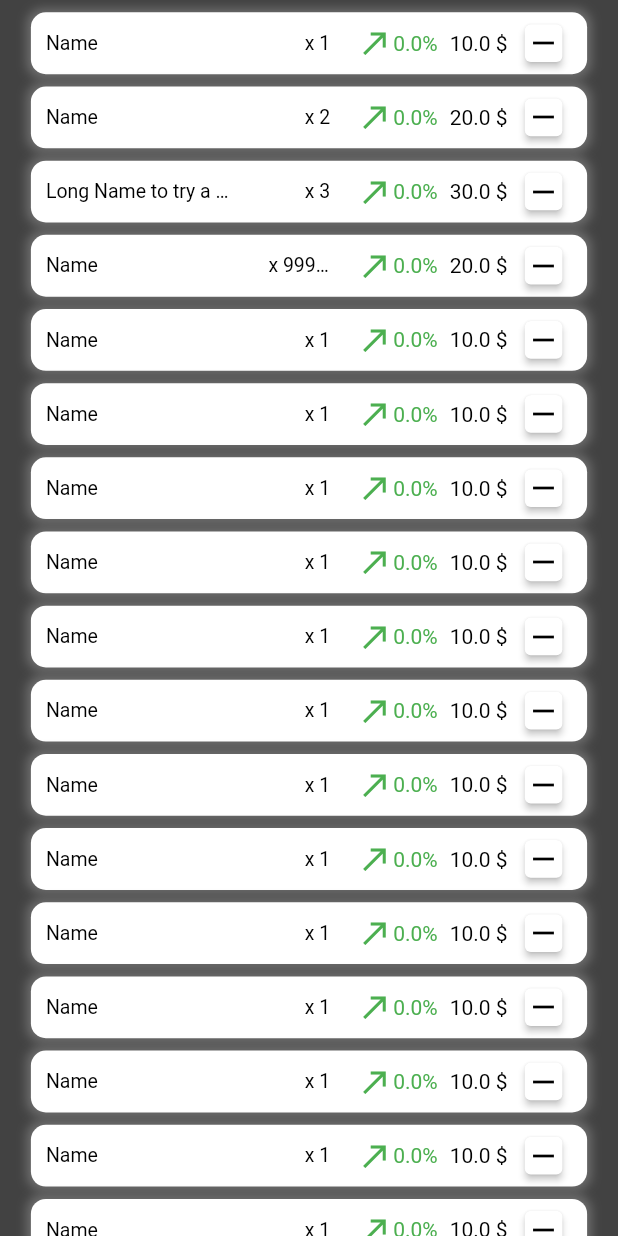
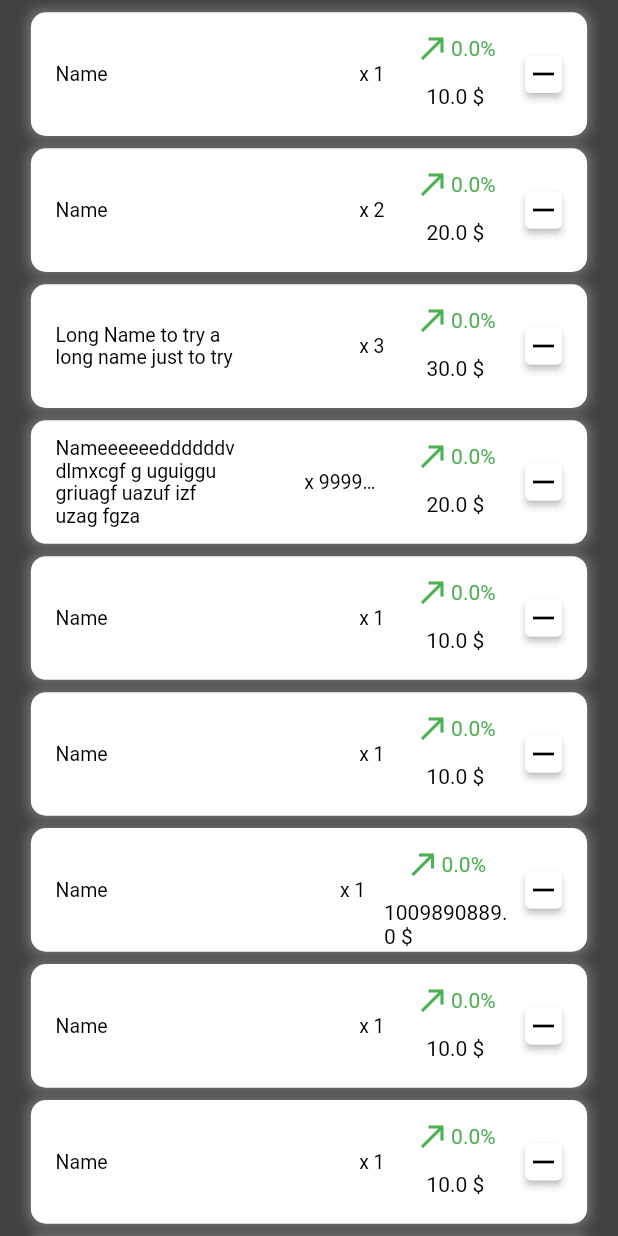
Before and after one commit to Wanadian/stock_market_app, a Flutter app: the PurchasedShares screen opened directly, on a phone screen of 412 x 824 dp. Run offline on Flutter 3.47's test engine with Material 2 defaults, Android fonts, the phone set to English and light mode, and no system bars; drawn by our look-alikes of keyboard_dismisser; our stand-ins replace cloud_firestore, firebase_core, shared_preferences; missing offline and left inert: animated_digit; accounts and stored records are empty.

Commit message:
fix(sharBannerWidget/style): style

```diff
--- a/lib/screens/stock-market/tabs/purchasedShares.dart
+++ b/lib/screens/stock-market/tabs/purchasedShares.dart
@@ -21,10 +21,10 @@ class _PurchasedSharesState extends State<PurchasedShares> {
           shareValue: 30.0,
           numberOfShares: 3,
           shareName: 'Long Name to try a long name just to try'),
-      Share(shareValue: 20.0, numberOfShares: 9999999, shareName: 'Name'),
+      Share(shareValue: 20.0, numberOfShares: 9999999, shareName: 'Nameeeeeeddddddvdlmxcgf g uguiggu  griuagf uazuf izf uzag fgza'),
       Share(shareValue: 10.0, numberOfShares: 1, shareName: 'Name'),
       Share(shareValue: 10.0, numberOfShares: 1, shareName: 'Name'),
-      Share(shareValue: 10.0, numberOfShares: 1, shareName: 'Name'),
+      Share(shareValue: 1009890889.0, numberOfShares: 1, shareName: 'Name'),
       Share(shareValue: 10.0, numberOfShares: 1, shareName: 'Name'),
       Share(shareValue: 10.0, numberOfShares: 1, shareName: 'Name'),
       Share(shareValue: 10.0, numberOfShares: 1, shareName: 'Name'),
--- a/lib/widgets/shareBannerWidget.dart
+++ b/lib/widgets/shareBannerWidget.dart
@@ -33,7 +33,7 @@ class ShareBannerWidget extends StatelessWidget {
         alignment: Alignment.center,
         child: Container(
             width: screenWidth * 0.9,
-            height: screenHeight * 0.05,
+            height: screenHeight * 0.1,
             decoration: BoxDecoration(
               color: Colors.white,
               borderRadius: BorderRadius.circular(10),
@@ -50,12 +50,12 @@ class ShareBannerWidget extends StatelessWidget {
                 mainAxisAlignment: MainAxisAlignment.spaceBetween,
                 children: [
                   Row(children: [
-                    Container(width: 10),
+                    Container(width: screenWidth * 0.04),
                     Container(
                         constraints: BoxConstraints(
                             minWidth: 0, maxWidth: screenWidth * 0.3),
                         child: DefaultTextStyle(
-                            overflow: TextOverflow.ellipsis,
+                            overflow: TextOverflow.fade,
                             style: TextStyle(color: Colors.black, fontSize: 13),
                             child: Text(_shareName))),
                   ]),
@@ -63,14 +63,16 @@ class ShareBannerWidget extends StatelessWidget {
                     if (_numberOfShares != null) ...{
                       Container(
                           constraints: BoxConstraints(
-                              minWidth: 0, maxWidth: screenWidth * 0.1),
+                              minWidth: 0, maxWidth: screenWidth * 0.13),
                           child: DefaultTextStyle(
                               overflow: TextOverflow.ellipsis,
                               style:
                                   TextStyle(color: Colors.black, fontSize: 13),
                               child: Text('x ' + _numberOfShares.toString())))
                     },
-                    Container(width: 10),
+                    Container(width: screenWidth * 0.03),
+                    Column(
+                      children: [
                         TextButton(
                             onPressed: _onPressed,
                             child: Row(children: [
@@ -94,11 +96,19 @@ class ShareBannerWidget extends StatelessWidget {
                                           : Colors.green,
                                       fontSize: 14),
                                   child: Text(
-                                  shareValueVariation.abs().toString() + '\%'))
+                                      shareValueVariation.abs().toString() +
+                                          '\%'))
                             ])),
-                    DefaultTextStyle(
-                        style: TextStyle(color: Colors.black, fontSize: 14),
+                        Container(
+                          constraints: BoxConstraints(
+                              minWidth: 0, maxWidth: screenWidth * 0.2),
+                          child: DefaultTextStyle(
+                              style:
+                                  TextStyle(color: Colors.black, fontSize: 14),
                               child: Text('$_shareValue \$')),
+                        )
+                      ],
+                    ),
                     ButtonWidget.iconButton(
                         icon: _icon, onPressed: () {}, height: 25, width: 25),
                     Container(width: 5)
```
Lines whose indentation alone changed are shown as unchanged.
